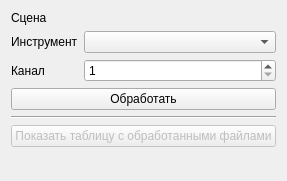
The window that src/geoPortal/ui/ProcessingWidget.ui (AlexBobkov/hyexplorer) describes before a commit, drawn with Qt 5.
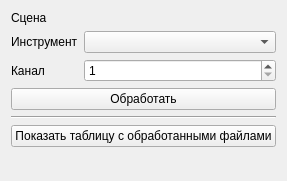
The same window after the commit.

```diff
--- a/src/geoPortal/ui/ProcessingWidget.ui
+++ b/src/geoPortal/ui/ProcessingWidget.ui
@@ -72,7 +72,7 @@
    <item>
     <widget class="QPushButton" name="showProcessedTableButton">
      <property name="enabled">
-      <bool>false</bool>
+      <bool>true</bool>
      </property>
      <property name="text">
       <string>Показать таблицу с обработанными файлами</string>
```
